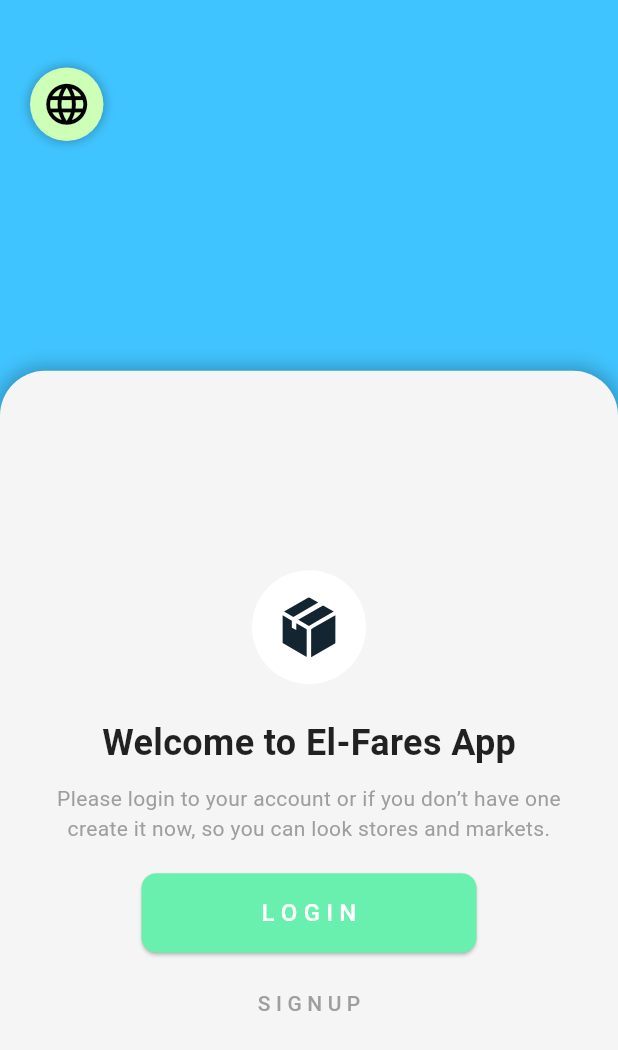
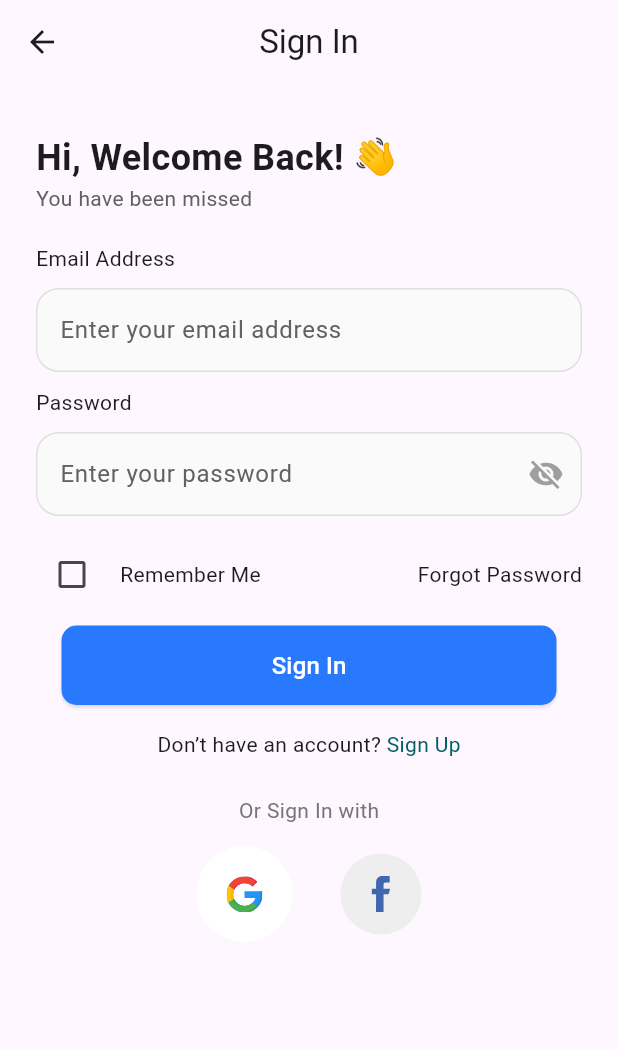
Before and after one commit to AnasKhairy/Stores_App, a Flutter app: the screen it shows after launch, after a tap on "L O G I N", on a phone screen of 412 x 824 dp. Shown: the top 1050 px of the screen. Run offline on Flutter 3.47's test engine with Material 3 defaults, Android fonts, the phone set to English and light mode, and no system bars; our stand-ins replace flutter_svg, get.

Commit message:
[add] Sign in page

```diff
--- /dev/null
+++ b/lib/components/my_button.dart
@@ -0,0 +1,37 @@
+import 'package:flutter/material.dart';
+
+class MyButton extends StatelessWidget {
+  final VoidCallback? onPressed;
+  final String text;
+  final TextStyle style;
+  final Color? backgroundColor;
+  const MyButton({
+    super.key,
+    required this.onPressed,
+    required this.text,
+    required this.style,
+    this.backgroundColor,
+  });
+
+  @override
+  Widget build(BuildContext context) {
+    return ElevatedButton(
+      style: ElevatedButton.styleFrom(
+        backgroundColor: backgroundColor,
+        shadowColor: Colors.black54,
+        padding: EdgeInsets.symmetric(
+          horizontal: MediaQuery.of(context).size.width * 0.34,
+          vertical: 15,
+        ),
+        shape: RoundedRectangleBorder(
+          borderRadius: BorderRadius.circular(10),
+        ),
+      ),
+      onPressed: onPressed,
+      child: Text(
+        text,
+        style: style,
+      ),
+    );
+  }
+}
--- /dev/null
+++ b/lib/components/my_textfield.dart
@@ -0,0 +1,42 @@
+import 'package:flutter/material.dart';
+
+class MyTextfield extends StatelessWidget {
+  final String hintText;
+  final bool obscure;
+  final TextEditingController controller;
+  final Widget? suffixIcon;
+  const MyTextfield(
+      {super.key,
+      required this.hintText,
+      required this.obscure,
+      required this.controller,
+      this.suffixIcon,});
+
+  @override
+  Widget build(BuildContext context) {
+    return Padding(
+      padding: const EdgeInsets.symmetric(vertical: 10),
+      child: TextField(
+        controller: controller,
+        obscureText: obscure,
+        decoration: InputDecoration(
+          enabledBorder: OutlineInputBorder(
+            borderSide: BorderSide(color: Colors.grey.shade300),
+            borderRadius: BorderRadius.circular(15),
+          ),
+          focusedBorder: OutlineInputBorder(
+            borderSide: const BorderSide(
+              color: Colors.black12,
+            ),
+            borderRadius: BorderRadius.circular(15),
+          ),
+          fillColor: Colors.grey.shade50,
+          filled: true,
+          hintText: hintText,
+          hintStyle: TextStyle(color: Colors.grey.shade700),
+          suffixIcon: suffixIcon,
+        ),
+      ),
+    );
+  }
+}
--- a/lib/main.dart
+++ b/lib/main.dart
@@ -1,6 +1,6 @@
-import 'package:el_fares/pages/home_page.dart';
 import 'package:el_fares/pages/splash_screen.dart';
 import 'package:flutter/material.dart';
+import 'package:get/get_navigation/src/root/get_material_app.dart';
 
 void main() {
   runApp(const MyApp());
@@ -12,7 +12,7 @@ class MyApp extends StatelessWidget {
   // This widget is the root of your application.
   @override
   Widget build(BuildContext context) {
-    return const MaterialApp(
+    return const GetMaterialApp(
       debugShowCheckedModeBanner: false,
       home: SplashScreenPage(),
     );
--- /dev/null
+++ b/lib/pages/login_page.dart
@@ -0,0 +1,175 @@
+import 'package:el_fares/components/my_button.dart';
+import 'package:el_fares/components/my_textfield.dart';
+import 'package:flutter/material.dart';
+import 'package:flutter_svg/svg.dart';
+
+class LoginPage extends StatelessWidget {
+  // email and password controller
+  final TextEditingController _emailController = TextEditingController();
+  final TextEditingController _pwController = TextEditingController();
+
+  // ValueNotifier to manage the password visibility state
+  final ValueNotifier<bool> _obscurePassword = ValueNotifier<bool>(true);
+
+  // ValueNotifier to manage the checkbox for remember me
+  final ValueNotifier<bool> _isChecked = ValueNotifier<bool>(false);
+
+  LoginPage({super.key});
+
+  @override
+  Widget build(BuildContext context) {
+    return Scaffold(
+      appBar: AppBar(
+        title: const Text("Sign In"),
+        centerTitle: true,
+      ),
+      body: Padding(
+        padding: const EdgeInsets.symmetric(horizontal: 24, vertical: 32),
+        child: Column(
+          children: [
+            Column(
+              crossAxisAlignment: CrossAxisAlignment.start,
+              children: [
+                const Text(
+                  "Hi, Welcome Back! 👋",
+                  style: TextStyle(fontSize: 24, fontWeight: FontWeight.w600),
+                ),
+                Text(
+                  "You have been missed",
+                  style: TextStyle(color: Colors.grey.shade700),
+                ),
+                const SizedBox(
+                  height: 20,
+                ),
+                const Text("Email Address"),
+                // Email Address
+                MyTextfield(
+                  hintText: "Enter your email address",
+                  obscure: false,
+                  controller: _emailController,
+                ),
+                const Text("Password"),
+                ValueListenableBuilder(
+                  valueListenable: _obscurePassword,
+                  builder: (context, value, child) {
+                    return MyTextfield(
+                      hintText: "Enter your password",
+                      obscure: value,
+                      controller: _pwController,
+                      suffixIcon: IconButton(
+                        icon: Icon(
+                          value ? Icons.visibility_off : Icons.visibility,
+                          color: Colors.grey,
+                        ),
+                        onPressed: () {
+                          _obscurePassword.value = !_obscurePassword.value;
+                        },
+                      ),
+                    );
+                  },
+                ),
+                const SizedBox(
+                  height: 5,
+                ),
+                Row(
+                  mainAxisAlignment: MainAxisAlignment.spaceBetween,
+                  children: [
+                    Row(
+                      children: [
+                        // checkbox for remember me
+                        ValueListenableBuilder<bool>(
+                          valueListenable: _isChecked,
+                          builder: (context, value, child) {
+                            return Checkbox(
+                              value: value,
+                              activeColor: Colors.grey.shade400,
+                              checkColor: Colors.black,
+                              onChanged: (bool? newValue) {
+                                _isChecked.value = newValue ?? false;
+                              },
+                            );
+                          },
+                        ),
+                        const SizedBox(
+                          width: 8,
+                        ),
+                        const Text('Remember Me'),
+                      ],
+                    ),
+                    InkWell(
+                      onTap: () {},
+                      child: const Text('Forgot Password'),
+                    ),
+                  ],
+                ),
+                const SizedBox(
+                  height: 10,
+                ),
+              ],
+            ),
+            Column(
+              crossAxisAlignment: CrossAxisAlignment.center,
+              children: [
+                MyButton(
+                  onPressed: () {},
+                  text: "Sign In",
+                  style: const TextStyle(
+                    color: Colors.white,
+                    fontSize: 16,
+                  ),
+                  backgroundColor: Colors.blueAccent.shade400,
+                ),
+                const SizedBox(
+                  height: 16,
+                ),
+                Row(
+                  mainAxisAlignment: MainAxisAlignment.center,
+                  children: [
+                    const Text("Don’t have an account? "),
+                    InkWell(
+                      onTap: () {},
+                      child: Text(
+                        "Sign Up",
+                        style: TextStyle(color: Colors.cyan.shade900),
+                      ),
+                    ),
+                  ],
+                ),
+                const SizedBox(
+                  height: 24,
+                ),
+                Text(
+                  'Or Sign In with',
+                  style: TextStyle(color: Colors.grey.shade600),
+                ),
+                const SizedBox(
+                  height: 14,
+                ),
+                Row(
+                  mainAxisAlignment: MainAxisAlignment.center,
+                  children: [
+                    Container(
+                      padding: const EdgeInsets.all(20),
+                      decoration: const BoxDecoration(
+                          shape: BoxShape.circle, color: Colors.white),
+                      child: SvgPicture.asset('assets/google_icon.svg'),
+                    ),
+                    const SizedBox(
+                      width: 32,
+                    ),
+                    Container(
+                      padding: const EdgeInsets.all(20),
+                      decoration: BoxDecoration(
+                          shape: BoxShape.circle, color: Colors.grey.shade200),
+                      child: SvgPicture.asset('assets/facebook_icon.svg'),
+                    ),
+                  ],
+                ),
+              ],
+            )
+          ],
+        ),
+      ),
+    );
+  }
+}
--- a/lib/pages/splash_screen.dart
+++ b/lib/pages/splash_screen.dart
@@ -1,8 +1,19 @@
+import 'package:el_fares/components/my_button.dart';
+import 'package:el_fares/pages/login_page.dart';
 import 'package:flutter/material.dart';
 import 'package:flutter_svg/flutter_svg.dart';
+import 'package:get/get.dart';
 
 class SplashScreenPage extends StatelessWidget {
   const SplashScreenPage({super.key});
+
+  // Login method
+  void login() {
+    Get.to(() => LoginPage());
+  }
+
+  // sign up method
+  void signup() {}
 
   @override
   Widget build(BuildContext context) {
@@ -65,26 +76,21 @@ class SplashScreenPage extends StatelessWidget {
                       ),
                     ),
                     const SizedBox(height: 20),
-                    ElevatedButton(
-                      style: ElevatedButton.styleFrom(
+                    MyButton(
+                      onPressed: login,
                       backgroundColor: Colors.greenAccent,
-                        padding: const EdgeInsets.symmetric(
-                            horizontal: 80, vertical: 15),
-                        shape: RoundedRectangleBorder(
-                            borderRadius: BorderRadius.circular(10)),
-                      ),
-                      onPressed: () {},
-                      child: const Text(
-                        'L O G I N',
-                        style: TextStyle(color: Colors.white, fontSize: 16),
+                      text: 'L O G I N',
+                      style: const TextStyle(
+                        color: Colors.white,
+                        fontSize: 16,
                       ),
                     ),
                     const SizedBox(height: 10),
-                    TextButton(
-                      onPressed: () {},
-                      child: const Text(
-                        'S I G N U P',
-                        style: TextStyle(color: Colors.grey),
+                    MyButton(
+                      onPressed: signup,
+                      text: 'S I G N U P',
+                      style: const TextStyle(
+                        color: Colors.grey,
                       ),
                     ),
                   ],
@@ -92,9 +98,19 @@ class SplashScreenPage extends StatelessWidget {
               ),
             ),
             // Globe Icon in Top-left
-            Positioned(
+            _changeLanguage(context),
+          ],
+        ),
+      ),
+    );
+  }
+
+  Positioned _changeLanguage(BuildContext context) {
+    return Positioned(
       top: 45,
       left: 20,
+      child: InkWell(
+        onTap: () {},
         child: Container(
           padding: const EdgeInsets.all(8),
           decoration: const BoxDecoration(
@@ -115,9 +131,6 @@ class SplashScreenPage extends StatelessWidget {
           ),
         ),
       ),
-          ],
-        ),
-      ),
     );
   }
 }
--- a/pubspec.yaml
+++ b/pubspec.yaml
@@ -36,6 +36,7 @@ dependencies:
   cupertino_icons: ^1.0.8
   dartx: ^1.2.0
   flutter_svg: ^2.0.16
+  get: ^4.6.6
 
 dev_dependencies:
   flutter_test:
```
Also changed, not shown: assets/facebook_icon.svg (added), assets/google_icon.svg (added), pubspec.lock. Lines whose indentation alone changed are shown as unchanged.
